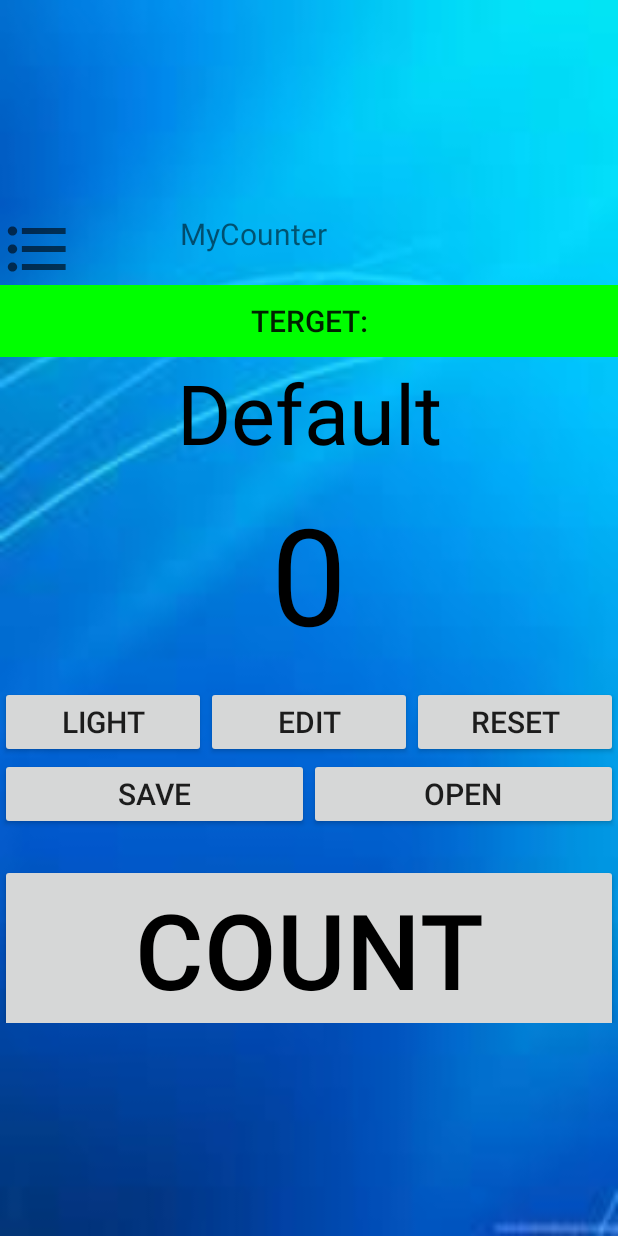
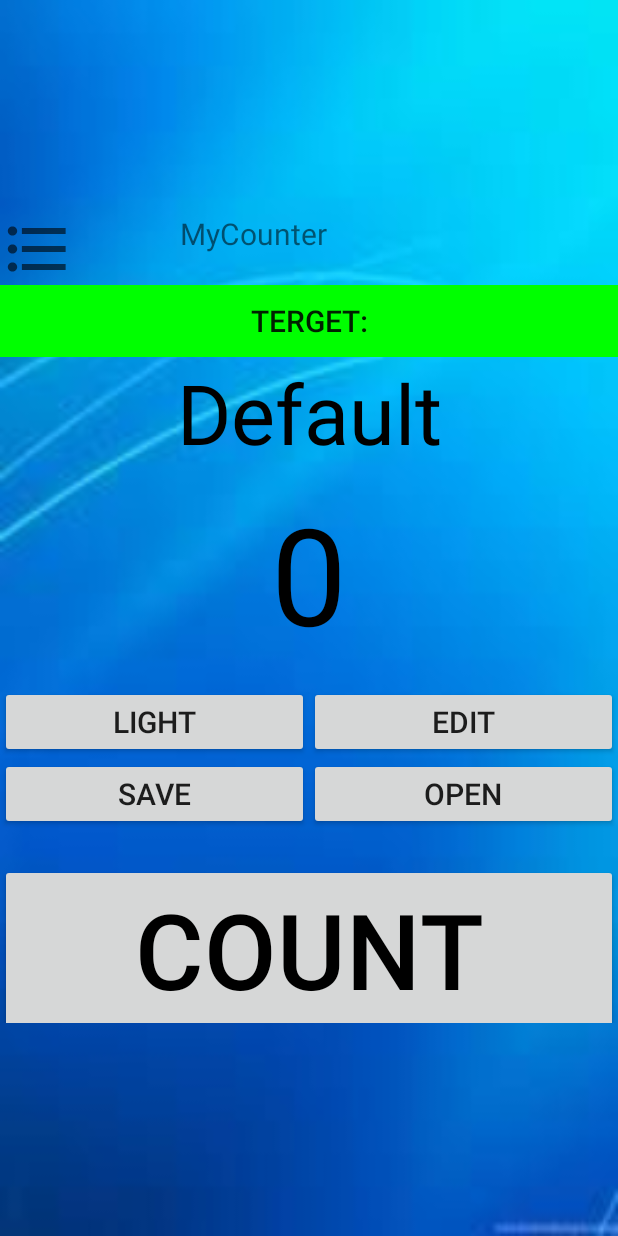
Before and after one commit to hazzatun1/screen_off_service, an Android app: the screen it shows after launch (MainActivity), on a phone screen of 412 x 824 dp. Run offline under Robolectric (Android 15) with nearby library versions, the phone set to English and light mode, and no system bars.

Commit message:
design changed slightly.

```diff
--- a/app/src/main/res/layout/activity_main.xml
+++ b/app/src/main/res/layout/activity_main.xml
@@ -20,7 +20,7 @@
             android:id="@+id/settings"
             android:layout_width="50dp"
             android:layout_height="wrap_content"
-            android:background="@drawable/setting"
+            android:background="@drawable/setting_menu_ic"
             android:gravity="left"
             android:onClick="showPopup"
             tools:ignore="RtlHardcoded" />
@@ -117,7 +117,7 @@
         android:layout_width="match_parent"
         android:layout_height="wrap_content"
         android:gravity="center_vertical"
-        android:weightSum="3">
+        android:weightSum="2">
 
 
         <Button
@@ -138,19 +138,11 @@
             android:layout_height="wrap_content"
             android:onClick="edits"
             android:layout_weight="1"
-            android:text="Edit"
+            android:text="@string/edit"
             android:textSize="20sp"
             />
 
-        <Button
-            android:id="@+id/reset"
-            android:layout_width="wrap_content"
-            android:layout_height="wrap_content"
-            android:onClick="resets"
-            android:text="Reset"
-            android:textSize="20sp"
-            android:layout_weight="1"
-      />
+
 
 
     </LinearLayout>
@@ -194,7 +186,7 @@
             android:layout_weight="1"
             android:layout_marginTop="15dp"
             android:onClick="play"
-            android:text="COUNT"
+            android:text="@string/count"
             android:textColor="@color/b"
             android:textSize="70sp" />
     </LinearLayout>
--- a/app/src/main/res/menu/counter_menu.xml
+++ b/app/src/main/res/menu/counter_menu.xml
@@ -8,6 +8,7 @@
         android:id="@+id/item3"
         android:title="@string/settings"
         app:showAsAction="never"
+        android:onClick="onOptionsItemSelected"
         tools:ignore="HardcodedText" />
 
 
```
Also changed, not shown: app/src/main/java/com/bandhan/hazzatun/mytasbeeh/MainActivity.java (+55 -41 lines), app/src/main/java/com/bandhan/hazzatun/mytasbeeh/Settings.java (+7 -0 lines), app/src/main/res/layout/activity_settings.xml (+6 -5 lines), app/src/main/res/values/strings.xml (+15 -1 lines), app/src/main/res/drawable/setting_menu_ic.xml (renamed from app/src/main/res/drawable/setting.xml).
